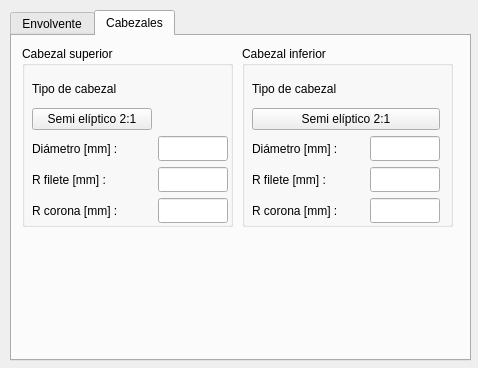
tinchofiuba/GUI_ASME, file ui/default_gui_standars.ui: the form before one commit.
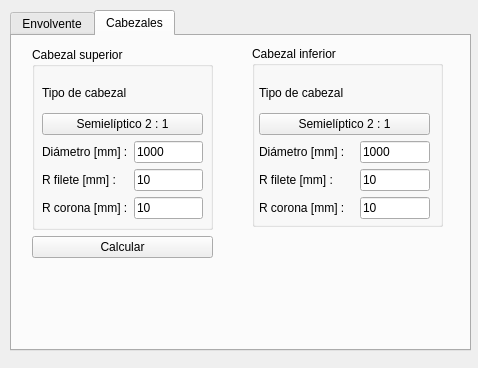
The form after the commit. The open tabs and pages were chosen to show the change.

Patch:
```diff
--- a/ui/default_gui_standars.ui
+++ b/ui/default_gui_standars.ui
@@ -19,7 +19,7 @@
      <x>10</x>
      <y>10</y>
      <width>461</width>
-     <height>351</height>
+     <height>341</height>
     </rect>
    </property>
    <property name="currentIndex">
@@ -473,129 +473,12 @@
     <attribute name="title">
      <string>Cabezales</string>
     </attribute>
-    <widget class="QGroupBox" name="groupBox">
-     <property name="geometry">
-      <rect>
-       <x>10</x>
-       <y>10</y>
-       <width>211</width>
-       <height>181</height>
-      </rect>
-     </property>
-     <property name="title">
-      <string>Cabezal superior</string>
-     </property>
-     <widget class="QWidget" name="">
-      <property name="geometry">
-       <rect>
-        <x>10</x>
-        <y>30</y>
-        <width>196</width>
-        <height>147</height>
-       </rect>
-      </property>
-      <layout class="QGridLayout" name="gridLayout_5">
-       <item row="0" column="0">
-        <widget class="QLabel" name="l_tipo_cabezal_sup">
-         <property name="text">
-          <string>Tipo de cabezal</string>
-         </property>
-        </widget>
-       </item>
-       <item row="1" column="0">
-        <widget class="QPushButton" name="pb_tipo_cabezal_sup">
-         <property name="text">
-          <string>Semi elíptico 2:1</string>
-         </property>
-        </widget>
-       </item>
-       <item row="2" column="0">
-        <widget class="QLabel" name="l_diametro_cab_sup">
-         <property name="text">
-          <string>Diámetro [mm] :</string>
-         </property>
-        </widget>
-       </item>
-       <item row="2" column="1">
-        <widget class="QLineEdit" name="le_diametro_cab_sup">
-         <property name="minimumSize">
-          <size>
-           <width>50</width>
-           <height>20</height>
-          </size>
-         </property>
-         <property name="maximumSize">
-          <size>
-           <width>70</width>
-           <height>25</height>
-          </size>
-         </property>
-         <property name="text">
-          <string/>
-         </property>
-        </widget>
-       </item>
-       <item row="3" column="0">
-        <widget class="QLabel" name="l_radio_filete_cab_sup">
-         <property name="text">
-          <string>R filete [mm] :</string>
-         </property>
-        </widget>
-       </item>
-       <item row="3" column="1">
-        <widget class="QLineEdit" name="le_radio_filete_cab_sup">
-         <property name="minimumSize">
-          <size>
-           <width>50</width>
-           <height>20</height>
-          </size>
-         </property>
-         <property name="maximumSize">
-          <size>
-           <width>70</width>
-           <height>25</height>
-          </size>
-         </property>
-         <property name="text">
-          <string/>
-         </property>
-        </widget>
-       </item>
-       <item row="4" column="0">
-        <widget class="QLabel" name="l_radio_corona_cab_sup">
-         <property name="text">
-          <string>R corona [mm] :</string>
-         </property>
-        </widget>
-       </item>
-       <item row="4" column="1">
-        <widget class="QLineEdit" name="le_radio_corona_cab_sup">
-         <property name="minimumSize">
-          <size>
-           <width>50</width>
-           <height>20</height>
-          </size>
-         </property>
-         <property name="maximumSize">
-          <size>
-           <width>70</width>
-           <height>25</height>
-          </size>
-         </property>
-         <property name="text">
-          <string/>
-         </property>
-        </widget>
-       </item>
-      </layout>
-     </widget>
-    </widget>
     <widget class="QGroupBox" name="groupBox_2">
      <property name="geometry">
       <rect>
-       <x>230</x>
+       <x>240</x>
        <y>10</y>
-       <width>211</width>
+       <width>191</width>
        <height>181</height>
       </rect>
      </property>
@@ -605,35 +488,41 @@
      <widget class="QWidget" name="">
       <property name="geometry">
        <rect>
-        <x>10</x>
-        <y>30</y>
-        <width>188</width>
-        <height>147</height>
+        <x>7</x>
+        <y>32</y>
+        <width>171</width>
+        <height>141</height>
        </rect>
       </property>
-      <layout class="QGridLayout" name="gridLayout_6">
-       <item row="0" column="0">
+      <layout class="QVBoxLayout" name="verticalLayout_8">
+       <item>
+        <layout class="QVBoxLayout" name="verticalLayout_7">
+         <item>
         <widget class="QLabel" name="l_tipo_cabezal_sup_2">
          <property name="text">
           <string>Tipo de cabezal</string>
          </property>
         </widget>
        </item>
-       <item row="1" column="0" colspan="2">
+         <item>
         <widget class="QPushButton" name="pb_tipo_cabezal_inf">
          <property name="text">
-          <string>Semi elíptico 2:1</string>
+            <string>Semielíptico 2 : 1</string>
          </property>
         </widget>
        </item>
-       <item row="2" column="0">
+        </layout>
+       </item>
+       <item>
+        <layout class="QGridLayout" name="gridLayout_6">
+         <item row="0" column="0">
         <widget class="QLabel" name="l_diametro_cab_inf">
          <property name="text">
           <string>Diámetro [mm] :</string>
          </property>
         </widget>
        </item>
-       <item row="2" column="1">
+         <item row="0" column="1">
         <widget class="QLineEdit" name="le_diametro_cab_inf">
          <property name="minimumSize">
           <size>
@@ -648,18 +537,18 @@
           </size>
          </property>
          <property name="text">
-          <string/>
+            <string>1000</string>
          </property>
         </widget>
        </item>
-       <item row="3" column="0">
+         <item row="1" column="0">
         <widget class="QLabel" name="l_radio_filete_cab_inf">
          <property name="text">
           <string>R filete [mm] :</string>
          </property>
         </widget>
        </item>
-       <item row="3" column="1">
+         <item row="1" column="1">
         <widget class="QLineEdit" name="le_radio_filete_cab_inf">
          <property name="minimumSize">
           <size>
@@ -674,18 +563,18 @@
           </size>
          </property>
          <property name="text">
-          <string/>
+            <string>10</string>
          </property>
         </widget>
        </item>
-       <item row="4" column="0">
+         <item row="2" column="0">
         <widget class="QLabel" name="l_radio_corona_cab_inf">
          <property name="text">
           <string>R corona [mm] :</string>
          </property>
         </widget>
        </item>
-       <item row="4" column="1">
+         <item row="2" column="1">
         <widget class="QLineEdit" name="le_radio_corona_cab_inf">
          <property name="minimumSize">
           <size>
@@ -700,13 +589,153 @@
           </size>
          </property>
          <property name="text">
-          <string/>
+            <string>10</string>
          </property>
         </widget>
        </item>
       </layout>
+       </item>
+      </layout>
      </widget>
     </widget>
+    <widget class="QWidget" name="">
+     <property name="geometry">
+      <rect>
+       <x>20</x>
+       <y>11</y>
+       <width>181</width>
+       <height>211</height>
+      </rect>
+     </property>
+     <layout class="QVBoxLayout" name="verticalLayout_9">
+      <item>
+       <widget class="QGroupBox" name="groupBox">
+        <property name="title">
+         <string>Cabezal superior</string>
+        </property>
+        <widget class="QWidget" name="">
+         <property name="geometry">
+          <rect>
+           <x>10</x>
+           <y>31</y>
+           <width>161</width>
+           <height>141</height>
+          </rect>
+         </property>
+         <layout class="QVBoxLayout" name="verticalLayout_6">
+          <item>
+           <layout class="QVBoxLayout" name="verticalLayout_5">
+            <item>
+             <widget class="QLabel" name="l_tipo_cabezal_sup">
+              <property name="text">
+               <string>Tipo de cabezal</string>
+              </property>
+             </widget>
+            </item>
+            <item>
+             <widget class="QPushButton" name="pb_tipo_cabezal_sup">
+              <property name="text">
+               <string>Semielíptico 2 : 1</string>
+              </property>
+             </widget>
+            </item>
+           </layout>
+          </item>
+          <item>
+           <layout class="QGridLayout" name="gridLayout_5">
+            <item row="0" column="0">
+             <widget class="QLabel" name="l_diametro_cab_sup">
+              <property name="text">
+               <string>Diámetro [mm] :</string>
+              </property>
+             </widget>
+            </item>
+            <item row="0" column="1">
+             <widget class="QLineEdit" name="le_diametro_cab_sup">
+              <property name="minimumSize">
+               <size>
+                <width>50</width>
+                <height>20</height>
+               </size>
+              </property>
+              <property name="maximumSize">
+               <size>
+                <width>70</width>
+                <height>25</height>
+               </size>
+              </property>
+              <property name="text">
+               <string>1000</string>
+              </property>
+             </widget>
+            </item>
+            <item row="1" column="0">
+             <widget class="QLabel" name="l_radio_filete_cab_sup">
+              <property name="text">
+               <string>R filete [mm] :</string>
+              </property>
+             </widget>
+            </item>
+            <item row="1" column="1">
+             <widget class="QLineEdit" name="le_radio_filete_cab_sup">
+              <property name="minimumSize">
+               <size>
+                <width>50</width>
+                <height>20</height>
+               </size>
+              </property>
+              <property name="maximumSize">
+               <size>
+                <width>70</width>
+                <height>25</height>
+               </size>
+              </property>
+              <property name="text">
+               <string>10</string>
+              </property>
+             </widget>
+            </item>
+            <item row="2" column="0">
+             <widget class="QLabel" name="l_radio_corona_cab_sup">
+              <property name="text">
+               <string>R corona [mm] :</string>
+              </property>
+             </widget>
+            </item>
+            <item row="2" column="1">
+             <widget class="QLineEdit" name="le_radio_corona_cab_sup">
+              <property name="minimumSize">
+               <size>
+                <width>50</width>
+                <height>20</height>
+               </size>
+              </property>
+              <property name="maximumSize">
+               <size>
+                <width>70</width>
+                <height>25</height>
+               </size>
+              </property>
+              <property name="text">
+               <string>10</string>
+              </property>
+             </widget>
+            </item>
+           </layout>
+          </item>
+         </layout>
+        </widget>
+       </widget>
+      </item>
+      <item>
+       <widget class="QPushButton" name="pb_calcular_2">
+        <property name="text">
+         <string>Calcular</string>
+        </property>
+       </widget>
+      </item>
+     </layout>
+    </widget>
    </widget>
   </widget>
  </widget>
```
Left out of the diff: 28 changed lines with no effect on the pictures. Lines whose indentation alone changed are shown as unchanged.
